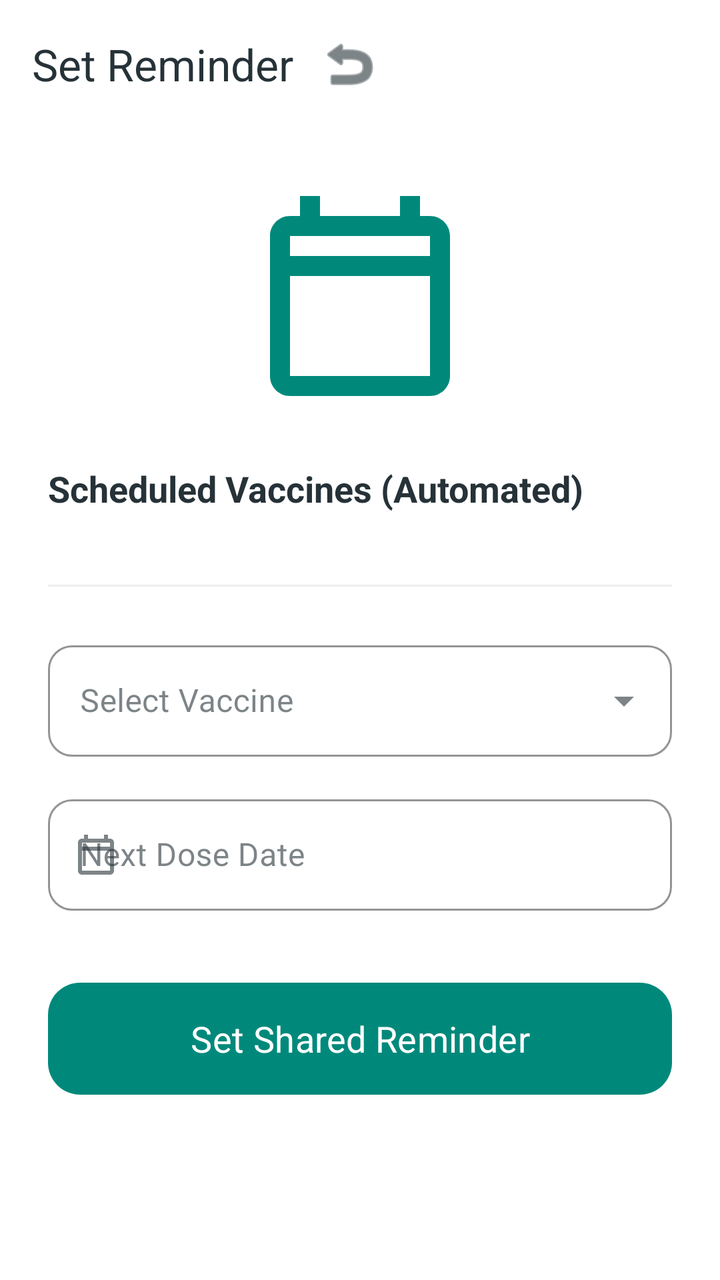
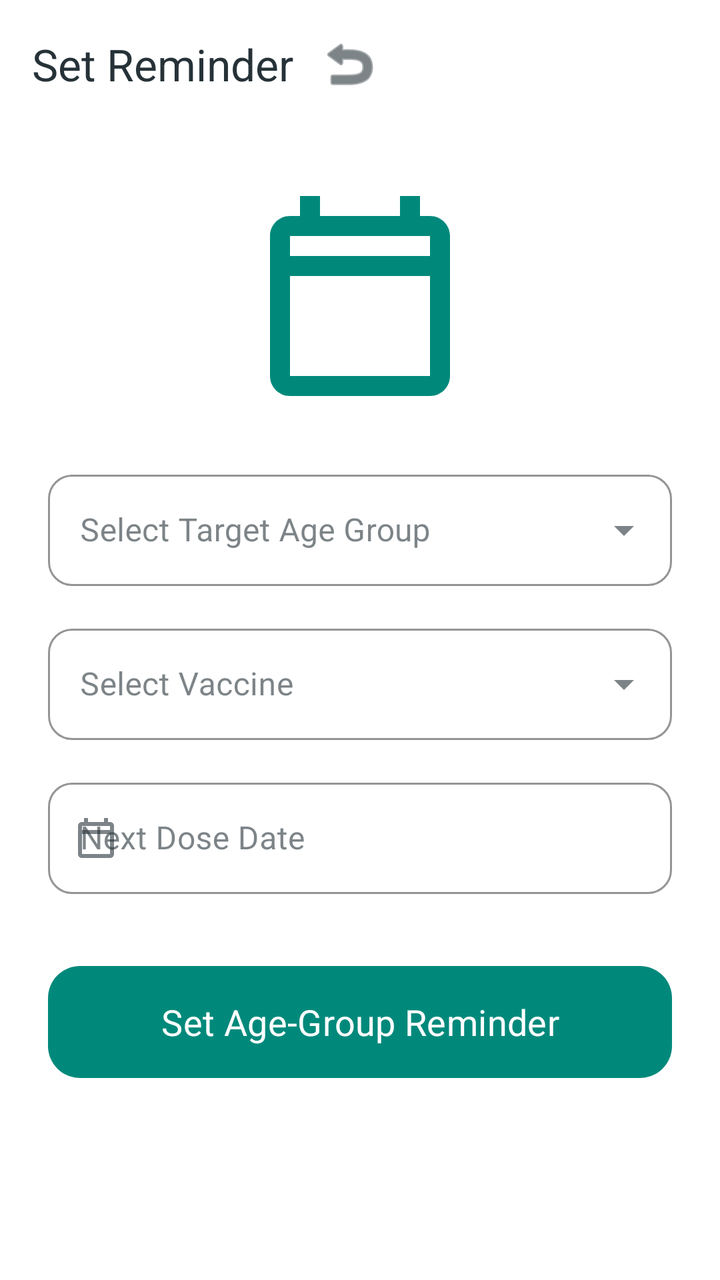

The first picture is an Android layout as it rendered before a commit; the second is the same layout after the commit. The layout source and the unified diff follow.
<!-- AndroidManifest.xml: application theme Theme.DigitalVaccineApp -->
<!-- res/layout/activity_reminder.xml -->
<?xml version="1.0" encoding="utf-8"?>
<androidx.coordinatorlayout.widget.CoordinatorLayout xmlns:android="http://schemas.android.com/apk/res/android"
    xmlns:app="http://schemas.android.com/apk/res-auto"
    android:layout_width="match_parent"
    android:layout_height="match_parent"
    android:background="@color/bg_user">

    <com.google.android.material.appbar.AppBarLayout
        android:layout_width="match_parent"
        android:layout_height="wrap_content"
        android:background="@color/white"
        app:elevation="0dp">

        <com.google.android.material.appbar.MaterialToolbar
            android:id="@+id/toolbar"
            android:layout_width="match_parent"
            android:layout_height="?attr/actionBarSize"
            app:title="Set Reminder"
            app:titleTextColor="@color/text_main">

            <ImageButton
                android:id="@+id/btnBack"
                android:layout_width="48dp"
                android:layout_height="48dp"
                android:layout_gravity="start"
                android:background="?attr/selectableItemBackgroundBorderless"
                android:src="@android:drawable/ic_menu_revert"
                app:tint="@color/text_main" />
        </com.google.android.material.appbar.MaterialToolbar>
    </com.google.android.material.appbar.AppBarLayout>

    <ScrollView
        android:layout_width="match_parent"
        android:layout_height="match_parent"
        android:fillViewport="true"
        app:layout_behavior="@string/appbar_scrolling_view_behavior">

        <LinearLayout
            android:layout_width="match_parent"
            android:layout_height="wrap_content"
            android:background="@color/white"
            android:orientation="vertical"
            android:padding="24dp">

            <ImageView
                android:layout_width="120dp"
                android:layout_height="120dp"
                android:layout_gravity="center"
                android:layout_marginBottom="24dp"
                android:src="@drawable/ic_calendar"
                app:tint="@color/primary_blue" />

            
            <TextView
                android:id="@+id/tvTargetType"
                android:layout_width="match_parent"
                android:layout_height="wrap_content"
                android:text="Reminder For"
                android:textColor="@color/text_main"
                android:textSize="16sp"
                android:textStyle="bold"
                android:layout_marginBottom="8dp"
                android:visibility="gone" />

            <RadioGroup
                android:id="@+id/rgReminderTarget"
                android:layout_width="match_parent"
                android:layout_height="wrap_content"
                android:orientation="horizontal"
                android:layout_marginBottom="24dp"
                android:visibility="gone">
                
                <RadioButton
                    android:id="@+id/rbIndividual"
                    android:layout_width="wrap_content"
                    android:layout_height="wrap_content"
                    android:text="Particular Individual"
                    android:checked="true"
                    android:layout_marginEnd="16dp"/>

                <RadioButton
                    android:id="@+id/rbAgeGroup"
                    android:layout_width="wrap_content"
                    android:layout_height="wrap_content"
                    android:text="Age Group"/>
            </RadioGroup>

            
            <LinearLayout
                android:id="@+id/layoutIndividualSelection"
                android:layout_width="match_parent"
                android:layout_height="wrap_content"
                android:orientation="vertical">

                
                <TextView
                    android:id="@+id/tvHeaderAuto"
                    android:layout_width="match_parent"
                    android:layout_height="wrap_content"
                    android:text="Scheduled Vaccines (Automated)"
                    android:textColor="@color/text_main"
                    android:textSize="18sp"
                    android:textStyle="bold"
                    android:layout_marginBottom="12dp" />

                <androidx.recyclerview.widget.RecyclerView
                    android:id="@+id/rvAutoReminders"
                    android:layout_width="match_parent"
                    android:layout_height="wrap_content"
                    android:layout_marginBottom="24dp"
                    android:nestedScrollingEnabled="false" />

                <View
                    android:id="@+id/viewDivider"
                    android:layout_width="match_parent"
                    android:layout_height="1dp"
                    android:background="#EEEEEE"
                    android:layout_marginBottom="24dp" />

            </LinearLayout>

            
            <com.google.android.material.textfield.TextInputLayout
                android:id="@+id/layoutCategorySelection"
                style="@style/Widget.MaterialComponents.TextInputLayout.OutlinedBox.ExposedDropdownMenu"
                android:layout_width="match_parent"
                android:layout_height="wrap_content"
                android:layout_marginBottom="16dp"
                android:hint="Select Target Age Group"
                app:boxStrokeColor="@color/primary_blue"
                android:visibility="gone">

                <AutoCompleteTextView
                    android:id="@+id/spinnerReminderCategory"
                    android:layout_width="match_parent"
                    android:layout_height="wrap_content"
                    android:completionThreshold="0"
                    android:inputType="none" />
            </com.google.android.material.textfield.TextInputLayout>

            <com.google.android.material.textfield.TextInputLayout
                style="@style/Widget.MaterialComponents.TextInputLayout.OutlinedBox.ExposedDropdownMenu"
                android:layout_width="match_parent"
                android:layout_height="wrap_content"
                android:layout_marginBottom="16dp"
                android:hint="Select Vaccine"
                app:boxStrokeColor="@color/primary_blue">

                <AutoCompleteTextView
                    android:id="@+id/spinnerReminderVaccine"
                    android:layout_width="match_parent"
                    android:layout_height="wrap_content"
                    android:inputType="none" />
            </com.google.android.material.textfield.TextInputLayout>

            <com.google.android.material.textfield.TextInputLayout
                style="@style/Widget.MaterialComponents.TextInputLayout.OutlinedBox"
                android:layout_width="match_parent"
                android:layout_height="wrap_content"
                android:layout_marginBottom="32dp"
                android:hint="Next Dose Date"
                app:boxStrokeColor="@color/primary_blue"
                app:startIconDrawable="@drawable/ic_calendar">

                <com.google.android.material.textfield.TextInputEditText
                    android:id="@+id/etReminderDate"
                    android:layout_width="match_parent"
                    android:layout_height="wrap_content"
                    android:focusable="false"
                    android:inputType="none" />
            </com.google.android.material.textfield.TextInputLayout>

            <com.google.android.material.button.MaterialButton
                android:id="@+id/btnSetReminder"
                android:layout_width="match_parent"
                android:layout_height="64dp"
                android:text="Set Shared Reminder"
                android:textAllCaps="false"
                android:textSize="18sp"
                app:cornerRadius="16dp" />

        </LinearLayout>
    </ScrollView>
</androidx.coordinatorlayout.widget.CoordinatorLayout>
<!-- resources referenced by this layout -->
<resources>
  <color name="bg_user">#F5F7F7</color>
  <color name="primary_blue">#00897B</color>
  <color name="text_main">#263238</color>
  <color name="white">#FFFFFFFF</color>
  <!-- drawable ic_calendar (drawable) -->
  <vector xmlns:android="http://schemas.android.com/apk/res/android"
      android:width="24dp"
      android:height="24dp"
      android:viewportWidth="24"
      android:viewportHeight="24">
      <path
          android:fillColor="@android:color/white"
          android:pathData="M19,4H18V2H16V4H8V2H6V4H5C3.89,4 3,4.9 3,6V20C3,21.1 3.89,22 5,22H19C20.11,22 21,21.1 21,20V6C21,4.9 20.11,4 19,4M19,20H5V10H19V20M19,8H5V6H19V8Z" />
  </vector>
  <style name="Theme.DigitalVaccineApp" parent="Theme.Material3.DayNight.NoActionBar">
          
          <item name="colorPrimary">@color/primary_blue</item>
          <item name="colorOnPrimary">@color/white</item>
          <item name="colorPrimaryContainer">@color/accent_blue_light</item>
          <item name="colorOnPrimaryContainer">@color/primary_blue</item>
          
          <item name="colorSecondary">@color/primary_purple</item>
          <item name="colorOnSecondary">@color/white</item>
          <item name="colorSecondaryContainer">@color/accent_purple_light</item>
          <item name="colorOnSecondaryContainer">@color/primary_purple</item>
          
          
          <item name="android:windowBackground">@color/bg_user</item>
          <item name="colorSurface">@color/white</item>
          <item name="colorOnSurface">@color/text_main</item>
          <item name="colorSurfaceVariant">@color/bg_user</item>
          <item name="colorOnSurfaceVariant">@color/text_sub</item>
          
          
          <item name="android:textColorPrimary">@color/text_main</item>
          <item name="android:textColorSecondary">@color/text_sub</item>
          
          
          <item name="android:statusBarColor">@color/bg_user</item>
          <item name="android:windowLightStatusBar">true</item>
          
          <item name="colorOutline">@color/stroke_color</item>
          
          
          <item name="shapeAppearanceSmallComponent">@style/ShapeAppearanceOverlay.App.SmallComponent</item>
          <item name="shapeAppearanceMediumComponent">@style/ShapeAppearanceOverlay.App.MediumComponent</item>
          <item name="shapeAppearanceLargeComponent">@style/ShapeAppearanceOverlay.App.LargeComponent</item>
          
          <item name="fontFamily">sans-serif</item>
      </style>
  <color name="accent_blue_light">#E0F2F1</color>
  <color name="primary_purple">#00897B</color>
  <color name="accent_purple_light">#E0F2F1</color>
  <color name="text_sub">#78909C</color>
  <color name="stroke_color">#ECEFF1</color>
  <style name="ShapeAppearanceOverlay.App.SmallComponent" parent="">
          <item name="cornerFamily">rounded</item>
          <item name="cornerSize">12dp</item>
      </style>
  <style name="ShapeAppearanceOverlay.App.MediumComponent" parent="">
          <item name="cornerFamily">rounded</item>
          <item name="cornerSize">16dp</item>
      </style>
  <style name="ShapeAppearanceOverlay.App.LargeComponent" parent="">
          <item name="cornerFamily">rounded</item>
          <item name="cornerSize">24dp</item>
      </style>
</resources>

<!-- the commit's change to res/layout/activity_reminder.xml (unified diff, before → after) -->
@@ -51,75 +51,6 @@
                 app:tint="@color/primary_blue" />
 
             
-            <TextView
-                android:id="@+id/tvTargetType"
-                android:layout_width="match_parent"
-                android:layout_height="wrap_content"
-                android:text="Reminder For"
-                android:textColor="@color/text_main"
-                android:textSize="16sp"
-                android:textStyle="bold"
-                android:layout_marginBottom="8dp"
-                android:visibility="gone" />
-
-            <RadioGroup
-                android:id="@+id/rgReminderTarget"
-                android:layout_width="match_parent"
-                android:layout_height="wrap_content"
-                android:orientation="horizontal"
-                android:layout_marginBottom="24dp"
-                android:visibility="gone">
-                
-                <RadioButton
-                    android:id="@+id/rbIndividual"
-                    android:layout_width="wrap_content"
-                    android:layout_height="wrap_content"
-                    android:text="Particular Individual"
-                    android:checked="true"
-                    android:layout_marginEnd="16dp"/>
-
-                <RadioButton
-                    android:id="@+id/rbAgeGroup"
-                    android:layout_width="wrap_content"
-                    android:layout_height="wrap_content"
-                    android:text="Age Group"/>
-            </RadioGroup>
-
-            
-            <LinearLayout
-                android:id="@+id/layoutIndividualSelection"
-                android:layout_width="match_parent"
-                android:layout_height="wrap_content"
-                android:orientation="vertical">
-
-                
-                <TextView
-                    android:id="@+id/tvHeaderAuto"
-                    android:layout_width="match_parent"
-                    android:layout_height="wrap_content"
-                    android:text="Scheduled Vaccines (Automated)"
-                    android:textColor="@color/text_main"
-                    android:textSize="18sp"
-                    android:textStyle="bold"
-                    android:layout_marginBottom="12dp" />
-
-                <androidx.recyclerview.widget.RecyclerView
-                    android:id="@+id/rvAutoReminders"
-                    android:layout_width="match_parent"
-                    android:layout_height="wrap_content"
-                    android:layout_marginBottom="24dp"
-                    android:nestedScrollingEnabled="false" />
-
-                <View
-                    android:id="@+id/viewDivider"
-                    android:layout_width="match_parent"
-                    android:layout_height="1dp"
-                    android:background="#EEEEEE"
-                    android:layout_marginBottom="24dp" />
-
-            </LinearLayout>
-
-            
             <com.google.android.material.textfield.TextInputLayout
                 android:id="@+id/layoutCategorySelection"
                 style="@style/Widget.MaterialComponents.TextInputLayout.OutlinedBox.ExposedDropdownMenu"
@@ -127,8 +58,7 @@
                 android:layout_height="wrap_content"
                 android:layout_marginBottom="16dp"
                 android:hint="Select Target Age Group"
-                app:boxStrokeColor="@color/primary_blue"
-                android:visibility="gone">
+                app:boxStrokeColor="@color/primary_blue">
 
                 <AutoCompleteTextView
                     android:id="@+id/spinnerReminderCategory"
@@ -137,6 +67,7 @@
                     android:completionThreshold="0"
                     android:inputType="none" />
             </com.google.android.material.textfield.TextInputLayout>
+
 
             <com.google.android.material.textfield.TextInputLayout
                 style="@style/Widget.MaterialComponents.TextInputLayout.OutlinedBox.ExposedDropdownMenu"
@@ -174,7 +105,7 @@
                 android:id="@+id/btnSetReminder"
                 android:layout_width="match_parent"
                 android:layout_height="64dp"
-                android:text="Set Shared Reminder"
+                android:text="Set Age-Group Reminder"
                 android:textAllCaps="false"
                 android:textSize="18sp"
                 app:cornerRadius="16dp" />
